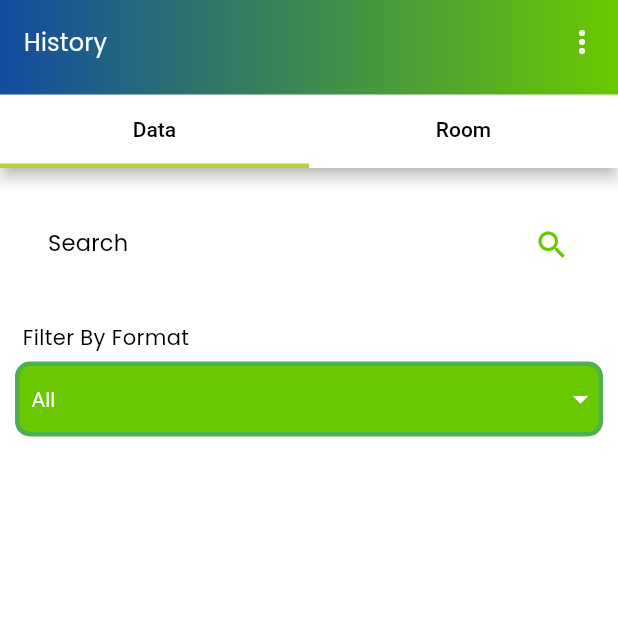
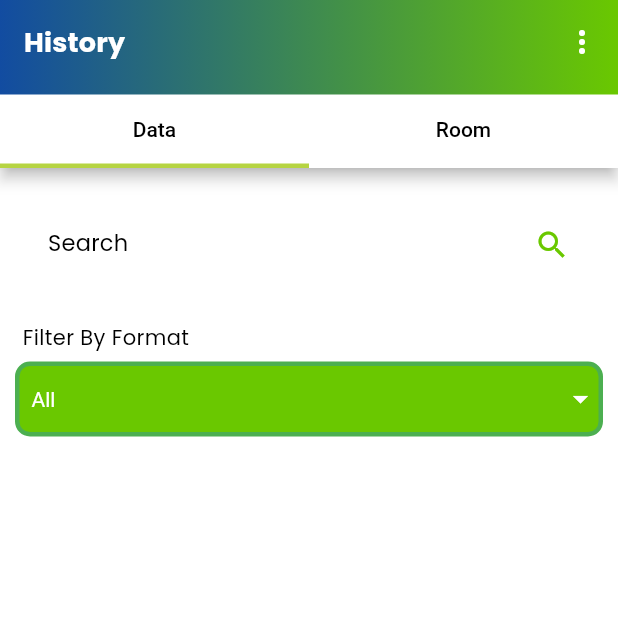
Before and after one commit to michaelis2101/smartpatrol, a Flutter app: the screen it shows after launch, item 2 of the bottom bar chosen, on a phone screen of 412 x 824 dp, the top half of it. Run offline on Flutter 3.47's test engine with Material 3 defaults, Android fonts, the light colour scheme and no system bars; our stand-ins replace bloc, dio, equatable, file_picker, flutter_bloc, flutter_offline and 8 more; missing offline and left inert: cr_file_saver, nfc_manager, open_settings; accounts and stored records are empty.

Commit message:
improve ui

```diff
--- a/lib/dummy/view/dummy_history_page.dart
+++ b/lib/dummy/view/dummy_history_page.dart
@@ -101,7 +101,8 @@ class _DummyHistoryPageState extends State<DummyHistoryPage> {
         appBar: AppBar(
           title: Text(
             'History',
-            style: textStyleHeader.copyWith(color: Colors.white),
+            style: textStyleHeader.copyWith(
+                color: Colors.white, fontWeight: FontWeight.bold, fontSize: 18),
           ),
           bottom: PreferredSize(
             preferredSize: const Size.fromHeight(kToolbarHeight),
--- a/lib/features/screens/home/home_presenter/home_presenter_page.dart
+++ b/lib/features/screens/home/home_presenter/home_presenter_page.dart
@@ -263,7 +263,7 @@ class _HomePresenterPageState extends State<HomePresenterPage> {
                           kBlueTealPrimary,
                           // Color(0x94713d37),
                           // Color(0x9bda2f4e),
-                          // Color(0xff3c0912)
+                          // Color(0xff3c0912),
                           // Color(0xff8f66bd),
                           // Color(0xffc1bb2d),
                         ],
```
